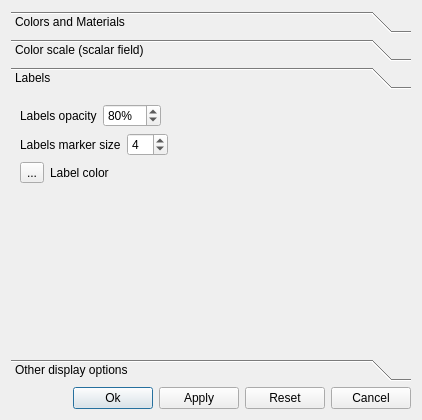
The window that qCC/ui_templates/displayOptionsDlg.ui (CloudCompare/CloudCompare) describes before a commit, drawn with Qt 5.
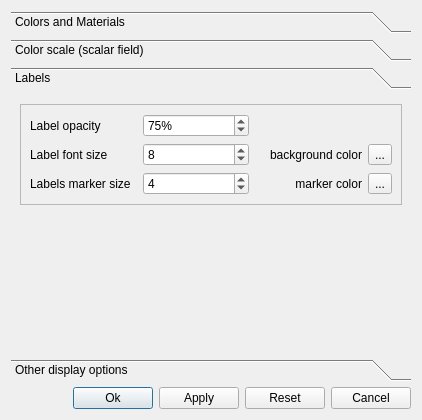
The same window after the commit. Icons and pictures are not drawn.

Commit message: Brand new look for labels + proper RGB color structures added (ccColor::Rgb, Rgba, Rgbf, Rgbf, etc.)

What changed in the file:
```diff
--- a/qCC/ui_templates/displayOptionsDlg.ui
+++ b/qCC/ui_templates/displayOptionsDlg.ui
@@ -450,16 +450,23 @@
       </attribute>
       <layout class="QVBoxLayout" name="verticalLayout">
        <item>
-        <layout class="QHBoxLayout" name="horizontalLayout_5">
-         <item>
+        <widget class="QFrame" name="frame_2">
+         <property name="frameShape">
+          <enum>QFrame::StyledPanel</enum>
+         </property>
+         <property name="frameShadow">
+          <enum>QFrame::Raised</enum>
+         </property>
+         <layout class="QGridLayout" name="gridLayout">
+          <item row="0" column="0">
           <widget class="QLabel" name="label_13">
            <property name="text">
-            <string>Labels opacity</string>
+             <string>Label opacity</string>
            </property>
           </widget>
          </item>
-         <item>
-          <widget class="QSpinBox" name="labelsTransparencySpinBox">
+          <item row="0" column="1">
+           <widget class="QSpinBox" name="labelOpacitySpinBox">
            <property name="suffix">
             <string>%</string>
            </property>
@@ -467,35 +474,55 @@
             <number>100</number>
            </property>
            <property name="value">
-            <number>80</number>
+             <number>75</number>
            </property>
           </widget>
          </item>
-         <item>
-          <spacer name="horizontalSpacer_4">
-           <property name="orientation">
-            <enum>Qt::Horizontal</enum>
-           </property>
-           <property name="sizeHint" stdset="0">
-            <size>
-             <width>40</width>
-             <height>20</height>
-            </size>
-           </property>
-          </spacer>
-         </item>
-        </layout>
-       </item>
-       <item>
-        <layout class="QHBoxLayout" name="horizontalLayout_8">
-         <item>
+          <item row="1" column="0">
+           <widget class="QLabel" name="label_16">
+            <property name="text">
+             <string>Label font size</string>
+            </property>
+           </widget>
+          </item>
+          <item row="1" column="1">
+           <widget class="QSpinBox" name="labelFontSizeSpinBox">
+            <property name="minimum">
+             <number>6</number>
+            </property>
+            <property name="maximum">
+             <number>96</number>
+            </property>
+            <property name="value">
+             <number>8</number>
+            </property>
+           </widget>
+          </item>
+          <item row="1" column="2">
+           <widget class="QLabel" name="label_20">
+            <property name="text">
+             <string>background color</string>
+            </property>
+            <property name="alignment">
+             <set>Qt::AlignRight|Qt::AlignTrailing|Qt::AlignVCenter</set>
+            </property>
+           </widget>
+          </item>
+          <item row="1" column="3">
+           <widget class="QToolButton" name="labelBkgColorButton">
+            <property name="text">
+             <string>...</string>
+            </property>
+           </widget>
+          </item>
+          <item row="2" column="0">
           <widget class="QLabel" name="label_15">
            <property name="text">
             <string>Labels marker size</string>
            </property>
           </widget>
          </item>
-         <item>
+          <item row="2" column="1">
           <widget class="QSpinBox" name="labelMarkerSizeSpinBox">
            <property name="minimum">
             <number>1</number>
@@ -505,38 +532,25 @@
            </property>
           </widget>
          </item>
-         <item>
-          <spacer name="horizontalSpacer_5">
-           <property name="orientation">
-            <enum>Qt::Horizontal</enum>
-           </property>
-           <property name="sizeHint" stdset="0">
-            <size>
-             <width>37</width>
-             <height>17</height>
-            </size>
-           </property>
-          </spacer>
-         </item>
-        </layout>
-       </item>
-       <item>
-        <layout class="QHBoxLayout" name="_5">
-         <item>
-          <widget class="QToolButton" name="labelsColorButton">
+          <item row="2" column="2">
+           <widget class="QLabel" name="label_18">
+            <property name="text">
+             <string>marker color</string>
+            </property>
+            <property name="alignment">
+             <set>Qt::AlignRight|Qt::AlignTrailing|Qt::AlignVCenter</set>
+            </property>
+           </widget>
+          </item>
+          <item row="2" column="3">
+           <widget class="QToolButton" name="labelMarkerColorButton">
            <property name="text">
             <string>...</string>
            </property>
           </widget>
          </item>
-         <item>
-          <widget class="QLabel" name="label_19">
-           <property name="text">
-            <string>Label color</string>
-           </property>
-          </widget>
-         </item>
-        </layout>
+         </layout>
+        </widget>
        </item>
        <item>
         <spacer name="verticalSpacer_4">
@@ -546,7 +560,7 @@
          <property name="sizeHint" stdset="0">
           <size>
            <width>20</width>
-           <height>40</height>
+           <height>144</height>
           </size>
          </property>
         </spacer>
```
Left out of the diff: 6 changed lines with no effect on the pictures. Lines whose indentation alone changed are shown as unchanged. The commit also changes 56 other files.
